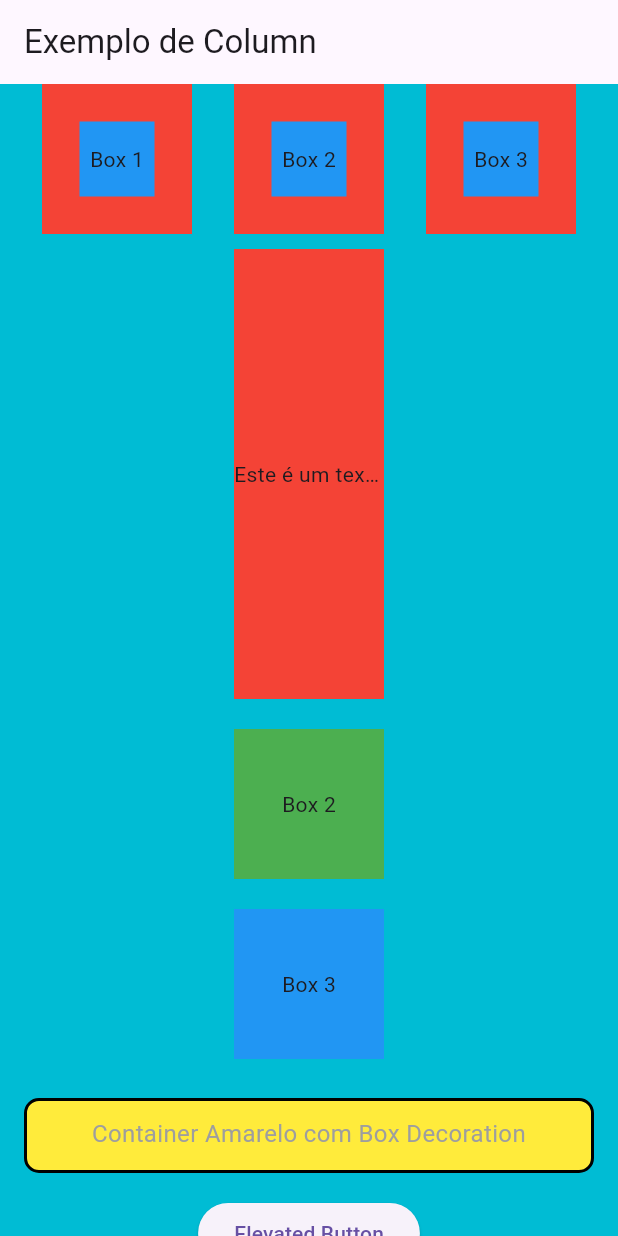
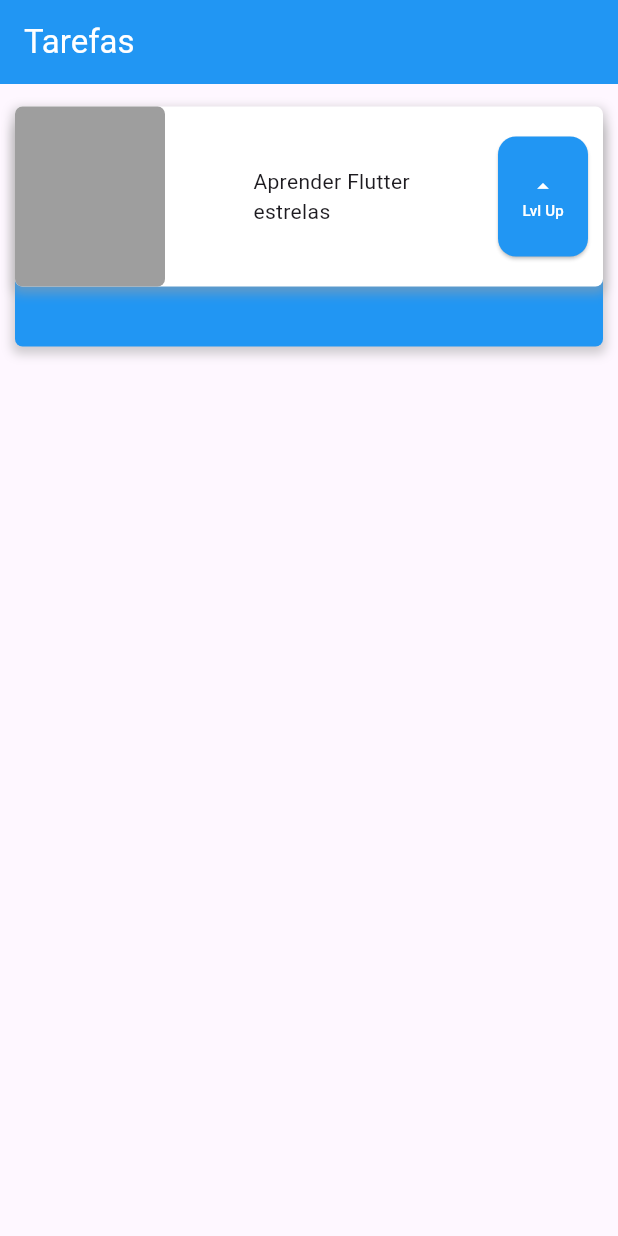
Before and after one commit to Chikrem/projetos_flutter, a Flutter app: the screen it shows after launch, on a phone screen of 412 x 824 dp. Run offline on Flutter 3.47's test engine with Material 3 defaults, Android fonts, the phone set to English and light mode, and no system bars.

Commit message:
Implementando novo Layout

```diff
--- a/lib/main.dart
+++ b/lib/main.dart
@@ -14,127 +14,144 @@ class MyApp extends StatelessWidget {
         primarySwatch: (Colors.deepPurple),
       ),
       home: Scaffold(
-        appBar: AppBar(title: const Text('Exemplo de Column')),
-        body:
+          appBar: AppBar(
+              title: const Text('Tarefas',
+                style: TextStyle(
+                  color: Colors.white
+                ),
+              ),
+              backgroundColor: Colors.blue,
+          ),
 
-        Stack(                                                      // Precione Alt + Enter para envolver o Widget com outro.
-          children: [                                               // Um layout que permite sobrepor widgets uns sobre os outros.
-            Container(                                              // Um widget flexível que combina layout e estilo. Pode ser usado para definir dimensões, bordas, cores, padding, margens e muito mais.
-              color: Colors.cyan,
+          body: Stack(
+            children: [
+              SingleChildScrollView(
+                  child: Column(
+                children: [
+                  Container(
+                    margin: EdgeInsets.only(top: 15),
+                    width: MediaQuery.of(context).size.width,
+                    child: Column(
+                      children: [
+                        Stack(
+                          children: [
+                            Container(
+                              decoration: BoxDecoration(
+                                boxShadow: [
+                                  BoxShadow(
+                                    color: Colors.grey.withOpacity(0.5),
+                                    spreadRadius: 2,
+                                    blurRadius: 5,
+                                    offset: Offset(0, 3),
                                   ),
-            SingleChildScrollView(                                  // Permite que o conteúdo seja rolado se exceder os limites do contêiner.
+                                ],
+                                color: Colors.blue,
+                                borderRadius: BorderRadius.circular(
+                                    5), // Define o raio da borda
+                              ),
+                              width: MediaQuery.of(context).size.width,
+                              height: 150,
+                              margin: EdgeInsets.all(10),
+                            ),
+                            Stack(children: [
+                              Container(
+                                  decoration: BoxDecoration(
+                                    boxShadow: [
+                                      BoxShadow(
+                                        color: Colors.grey.withOpacity(0.5),
+                                        spreadRadius: 2,
+                                        blurRadius: 5,
+                                        offset: Offset(0, 3),
+                                      ),
+                                    ],
+                                    color: Colors.white,
+                                    borderRadius: BorderRadius.circular(
+                                        5), // Define o raio da borda
+                                  ),
+                                  width: MediaQuery.of(context).size.width,
+                                  height: 120,
+                                  margin: EdgeInsets.symmetric(horizontal: 10)),
+                              Row(
+                                mainAxisAlignment:
+                                    MainAxisAlignment.spaceBetween,
+                                crossAxisAlignment:
+                                    CrossAxisAlignment.center,
 
-              child: Column(                                                 // Organiza seus filhos (widgets) em uma disposição vertical (de cima para baixo), proporcionando uma maneira simples e eficaz de construir layouts verticais.
-
-                mainAxisAlignment: MainAxisAlignment.spaceEvenly,     // Distribui os containers com espaçamento igual entre eles.
-                crossAxisAlignment: CrossAxisAlignment.center,        // Centraliza os containers horizontalmente.
-
-                children: [                                           // Assim como o Stack, possui a propriedade Children que permite agrupar vários Widgets.
-                                                                      // O primeiro Filho é uma Fileira de Containers e os outros 3 são Containers separados.
-                  Row(                                                // O Row é um widget do Flutter usado para organizar widgets filhos em uma disposição horizontal (lado a lado). Ele é o equivalente horizontal do Column e é muito útil para criar layouts onde os elementos precisam ser exibidos lado a lado.
-                    mainAxisAlignment: MainAxisAlignment.spaceEvenly, // Distribui os containers com espaçamento igual entre eles.
-                    crossAxisAlignment: CrossAxisAlignment.center,    // Centraliza os containers verticalmente.
-
-                    children: [                                        // Assim como o Stack, possui a propriedade Children que permite agrupar vários Widgets.
-                      Stack(
-                        alignment: AlignmentDirectional.center,
                                 children: [
-                          Container(color: Colors.red, width: 100, height: 100,),
-                          Container(color: Colors.blue, width: 50, height: 50,
-                            child: const Center(child: Text('Box 1')),),
-                        ],
+                                  Container(
+                                    decoration: BoxDecoration(
+                                      color: Colors.grey,
+                                      borderRadius: BorderRadius.circular(
+                                          5), // Define o raio da borda
                                     ),
-                      Stack(
-                        alignment: AlignmentDirectional.center,
+                                    width: 100,
+                                    height: 120,
+                                    margin: EdgeInsets.only(left: 10),
+                                  ),
+                                  Column(
+                                    crossAxisAlignment:
+                                        CrossAxisAlignment.start,
                                     children: [
-                          Container(color: Colors.red, width: 100, height: 100,),
-                          Container(color: Colors.blue, width: 50, height: 50,
-                            child: const Center(child: Text('Box 2')),),
-                        ],
+                                      Container(
+                                        child: Text('Aprender Flutter'),
                                       ),
-                      Stack(
-                        alignment: AlignmentDirectional.center,
-                        children: [
-                          Container(color: Colors.red, width: 100, height: 100,),
-                          Container(color: Colors.blue, width: 50, height: 50,
-                            child: const Center(child: Text('Box 3')),),
-                        ],
+                                      Container(
+                                        child: Text('estrelas'),
                                       ),
                                     ],
                                   ),
-
                                   Container(
-                    width: 100,
-                    height: 300,
-                    color: Colors.red,
-                    margin: EdgeInsets.all(10),
-                    child: const Center(child: Text(
-                      'Este é um texto muito longo que pode causar overflow.',          // "overflow" ocorre quando um widget tenta renderizar conteúdo que excede os limites do seu contêiner pai.
-                      overflow: TextOverflow.ellipsis,
-                    )),
+                                    width: 60,
+                                    height: 80,
+                                    margin: EdgeInsets.only(right: 20),
+                                    child: ElevatedButton(
+                                        onPressed: () {
+                                          print(
+                                              'Botão estilizado pressionado!');
+                                        },
+                                        style: ElevatedButton.styleFrom(
+                                          backgroundColor: Colors.blue,
+                                          shape: RoundedRectangleBorder(
+                                            borderRadius:
+                                                BorderRadius.circular(12),
                                           ),
-                  Container(
-                    width: 100,
-                    height: 100,
-                    color: Colors.green,
-                    margin: EdgeInsets.all(10),
-                    child: const Center(child: Text('Box 2')),
-                  ),
-                  Container(
-                    width: 100,
-                    height: 100,
-                    color: Colors.blue,
-                    margin: EdgeInsets.all(10),
-                    child: const Center(child: Text('Box 3')),
-                  ),
-                  Container(
-                    height: 50,
-                    width: 450,
-                    margin: const EdgeInsets.all(16),                 // Ajuste de Margem. Adiciona 16 de margem em todos os lados.
-                    padding: const EdgeInsets.only(top: 10),          // Ajuste espaço interno entre o conteúdo e as bordas do widget.
-                    decoration: BoxDecoration(                        // O DecoratedBox é uma ferramenta poderosa para estilização no Flutter e, em conjunto com outros widgets, ajuda a construir interfaces elegantes e responsivas.
-                      color: Colors.yellow,
-                      border: Border.all(color: Colors.black, width: 2),  // Define uma borda preta
-                      borderRadius: BorderRadius.circular(10),            // Adiciona cantos arredondados
-                    ),
-                    child: const Text(                                    // Text é responsável por exibir texto na interface do usuário.
-                        'Container Amarelo com Box Decoration ',          // String Data
-                        style: TextStyle(
-                            color: Colors.grey,
-                            fontSize: 16,
-                          ),
-                        textAlign: TextAlign.center,
+                                          padding: const EdgeInsets.symmetric(
+                                            horizontal: 0,
+                                            vertical: 0,
                                           ),
                                         ),
-                  ElevatedButton(
-                      onPressed: (){print("Botão Pressionado");},      // Gatilho de Botão
-                      child: Text("Elevated Button")),
-                  ElevatedButton(
-                    onPressed: () {
-                      print('Botão estilizado pressionado!');
-                    },
-                    style: ElevatedButton.styleFrom(
-                      elevation: 10, // Elevação
-                      shape: RoundedRectangleBorder(
-                        borderRadius: BorderRadius.circular(12),      // Bordas arredondadas
+                                        child: const Column(
+                                          mainAxisAlignment:
+                                              MainAxisAlignment.center,
+                                          crossAxisAlignment:
+                                              CrossAxisAlignment.center,
+                                          children: [
+                                            Icon(
+                                              Icons.arrow_drop_up,
+                                              color: Colors.white,
                                             ),
-                      padding: const EdgeInsets.symmetric(
-                        horizontal: 24,
-                        vertical: 12,
-                      ),                                              // Espaçamento interno
+                                            Text(
+                                              'Lvl Up',
+                                              style: TextStyle(
+                                                  color: Colors.white,
+                                                  fontSize: 10),
+                                            ),
 
+                                          ],
+                                        )),
+                                  )
+                                ],
                               ),
-                    child: const Text(
-                      'Elevated Button Estilizado',
-                      style: TextStyle(fontSize: 16),
-                    ),
+                            ]),
+                          ],
                         ),
                       ],
                     ),
                   ),
                 ],
-        )
-      ),
+              ))
+            ],
+          )),
     );
   }
 }
```
Also changed, not shown: lib/antigo.dart (added, +130 -0 lines). Lines whose indentation alone changed are shown as unchanged.
